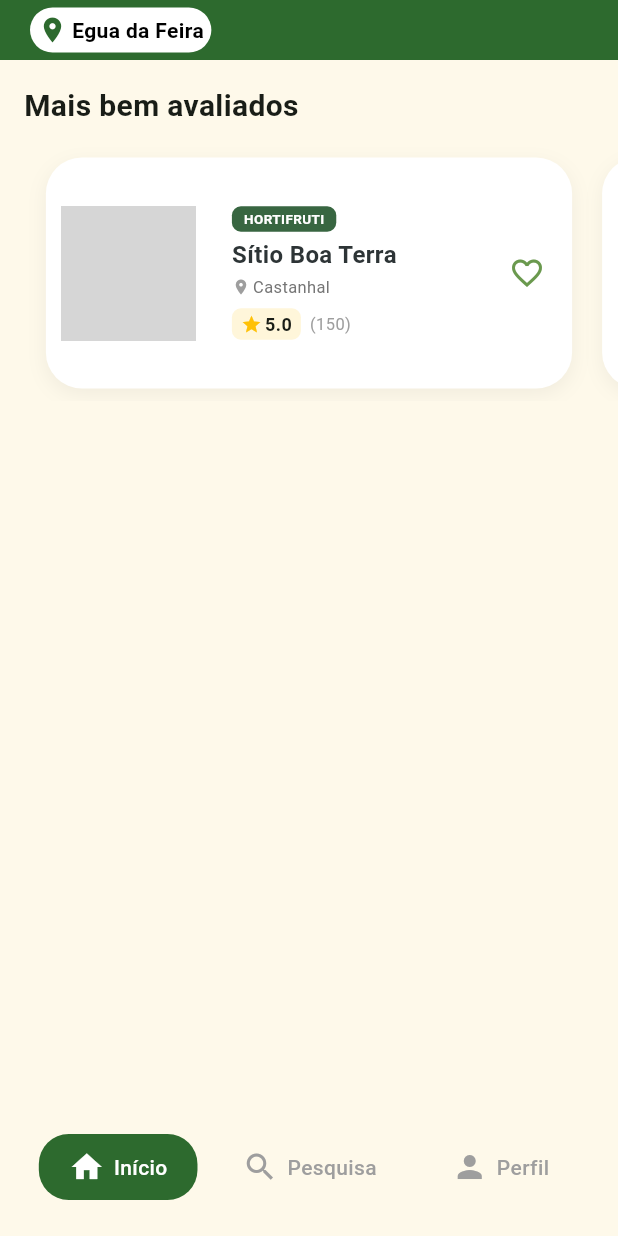
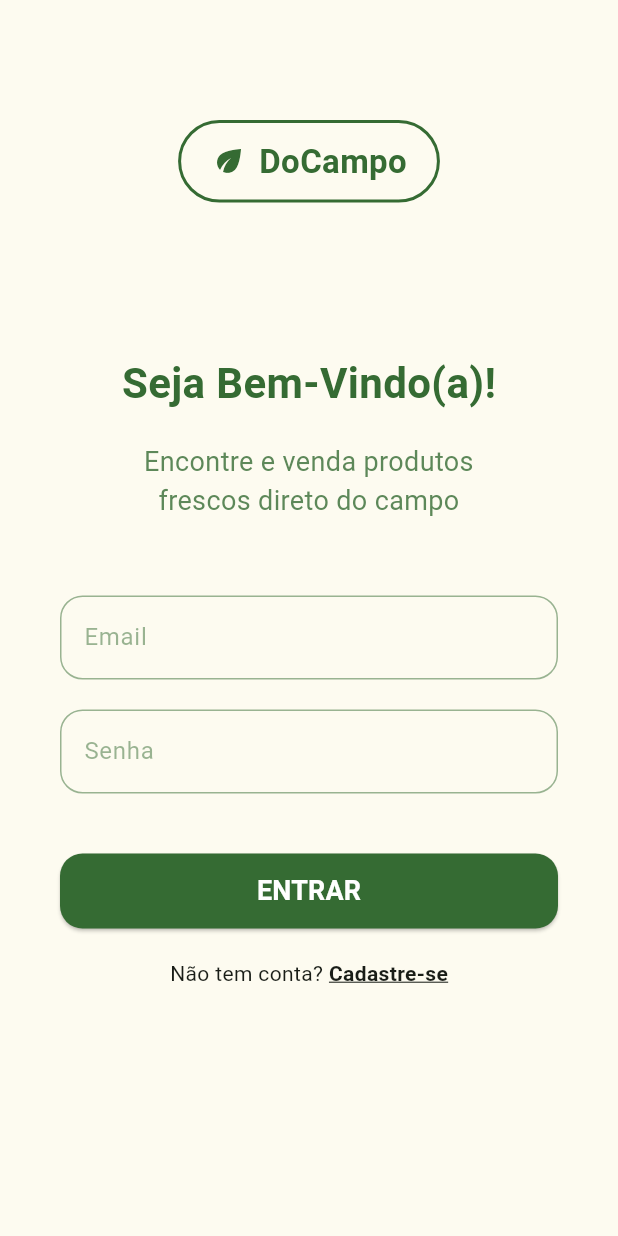
Before and after one commit to leh826/feira-app, a Flutter app: the screen it shows after launch, on a phone screen of 412 x 824 dp. Run offline on Flutter 3.47's test engine with Material 3 defaults, Android fonts, the phone set to English and light mode, and no system bars; our stand-ins replace sqflite; accounts and stored records are empty; grey boxes are pictures that could not be loaded.

Commit message:
feat: tela de loguin e a juste com perfil

```diff
--- /dev/null
+++ b/lib/data/database_helper.dart
@@ -0,0 +1,58 @@
+import 'package:sqflite/sqflite.dart';
+import 'package:path/path.dart';
+
+class DatabaseHelper {
+  static final DatabaseHelper _instance = DatabaseHelper._internal();
+  factory DatabaseHelper() => _instance;
+  DatabaseHelper._internal();
+
+  static Database? _database;
+
+  Future<Database> get database async {
+    if (_database != null) return _database!;
+    _database = await _initDb();
+    return _database!;
+  }
+
+  Future<Database> _initDb() async {
+    String path = join(await getDatabasesPath(), 'docampo.db');
+    return await openDatabase(
+      path,
+      version: 1,
+      onCreate: (db, version) async {
+        await db.execute('''
+          CREATE TABLE users (
+            id INTEGER PRIMARY KEY AUTOINCREMENT,
+            nome TEXT,
+            email TEXT,
+            senha TEXT,
+            regiao TEXT,
+            cidade TEXT,
+            bairro TEXT,
+            numero TEXT
+          )
+        ''');
+
+        await db.insert('users', {
+          'nome': 'Ana Silva',
+          'email': 'ana.silva@email.com',
+          'senha': '123',
+          'regiao': 'Norte',
+          'cidade': 'Castanhal',
+          'bairro': 'Centro',
+          'numero': '101'
+        });
+      },
+    );
+  }
+
+  Future<Map<String, dynamic>?> login(String email, String senha) async {
+    final db = await database;
+    List<Map<String, dynamic>> res = await db.query(
+      'users',
+      where: 'email = ? AND senha = ?',
+      whereArgs: [email, senha],
+    );
+    return res.isNotEmpty ? res.first : null;
+  }
+}
--- /dev/null
+++ b/lib/features/login/login_page.dart
@@ -0,0 +1,92 @@
+import 'package:flutter/material.dart';
+import '/data/database_helper.dart';
+import '../../../main.dart';
+
+class LoginPage extends StatefulWidget {
+  const LoginPage({super.key});
+
+  @override
+  State<LoginPage> createState() => _LoginPageState();
+}
+
+class _LoginPageState extends State<LoginPage> {
+  final TextEditingController _emailController = TextEditingController();
+  final TextEditingController _senhaController = TextEditingController();
+  final Color verdeEscuro = const Color(0xFF356B33);
+
+  void _tentarLogin() async {
+    var user = await DatabaseHelper().login(_emailController.text, _senhaController.text);
+    if (user != null) {
+      Navigator.push(context, MaterialPageRoute(builder: (context) => MainPage(userData: user)));
+    } else {
+      ScaffoldMessenger.of(context).showSnackBar(const SnackBar(content: Text("Email ou senha inválidos")));
+    }
+  }
+
+  @override
+  Widget build(BuildContext context) {
+    return Scaffold(
+      backgroundColor: const Color(0xFFFDFBF0),
+      body: SingleChildScrollView(
+        padding: const EdgeInsets.symmetric(horizontal: 40),
+        child: Column(
+          children: [
+            const SizedBox(height: 80),
+            // Logo Simulada
+            Container(
+              padding: const EdgeInsets.symmetric(horizontal: 20, vertical: 10),
+              decoration: BoxDecoration(
+                border: Border.all(color: verdeEscuro, width: 2),
+                borderRadius: BorderRadius.circular(30),
+              ),
+              child: Row(
+                mainAxisSize: MainAxisSize.min,
+                children: [
+                  Icon(Icons.eco, color: verdeEscuro),
+                  const SizedBox(width: 8),
+                  Text("DoCampo", style: TextStyle(color: verdeEscuro, fontWeight: FontWeight.bold, fontSize: 22)),
+                ],
+              ),
+            ),
+            const SizedBox(height: 100),
+            Text("Seja Bem-Vindo(a)!", style: TextStyle(fontSize: 28, fontWeight: FontWeight.bold, color: verdeEscuro)),
+            const SizedBox(height: 20),
+            Text("Encontre e venda produtos\nfrescos direto do campo", textAlign: TextAlign.center, style: TextStyle(fontSize: 18, color: verdeEscuro.withOpacity(0.8))),
+            const SizedBox(height: 50),
+            TextField(
+              controller: _emailController,
+              decoration: _inputStyle("Email"),
+            ),
+            const SizedBox(height: 20),
+            TextField(
+              controller: _senhaController,
+              obscureText: true,
+              decoration: _inputStyle("Senha"),
+            ),
+            const SizedBox(height: 40),
+            SizedBox(
+              width: double.infinity,
+              height: 50,
+              child: ElevatedButton(
+                style: ElevatedButton.styleFrom(backgroundColor: verdeEscuro, shape: RoundedRectangleBorder(borderRadius: BorderRadius.circular(15))),
+                onPressed: _tentarLogin,
+                child: const Text("ENTRAR", style: TextStyle(color: Colors.white, fontSize: 18, fontWeight: FontWeight.bold)),
+              ),
+            ),
+            const SizedBox(height: 20),
+            Text.rich(TextSpan(text: "Não tem conta? ", children: [TextSpan(text: "Cadastre-se", style: TextStyle(fontWeight: FontWeight.bold, decoration: TextDecoration.underline))])),
+          ],
+        ),
+      ),
+    );
+  }
+
+  InputDecoration _inputStyle(String label) {
+    return InputDecoration(
+      labelText: label,
+      labelStyle: TextStyle(color: verdeEscuro.withOpacity(0.5)),
+      enabledBorder: OutlineInputBorder(borderRadius: BorderRadius.circular(15), borderSide: BorderSide(color: verdeEscuro.withOpacity(0.5))),
+      focusedBorder: OutlineInputBorder(borderRadius: BorderRadius.circular(15), borderSide: BorderSide(color: verdeEscuro, width: 2)),
+    );
+  }
+}
--- a/lib/main.dart
+++ b/lib/main.dart
@@ -2,6 +2,7 @@ import 'package:flutter/material.dart';
 import 'features/home/home_page.dart';
 import 'features/perfil/perfil_page.dart';
 import 'features/pesquisa/pesquisa_page.dart';
+import 'features/login/login_page.dart';
 import 'widgets/custom_navbar.dart';
 import 'widgets/custom_topbar.dart';
 import 'core/utils/app_colors.dart';
@@ -18,30 +19,27 @@ class MyApp extends StatelessWidget {
   Widget build(BuildContext context) {
     return MaterialApp(
       debugShowCheckedModeBanner: false,
-
       theme: ThemeData(
         scaffoldBackgroundColor: AppColors.lightBeige,
-
         colorScheme: ColorScheme.fromSeed(
           seedColor: AppColors.primaryGreen,
         ),
-
         appBarTheme: const AppBarTheme(
           backgroundColor: AppColors.primaryGreen,
           foregroundColor: Colors.white,
           elevation: 0,
         ),
-
         cardColor: Colors.white,
         useMaterial3: true,
       ),
-
-      home: const MainPage(),
+      home: const LoginPage(),
     );
   }
 }
+
 class MainPage extends StatefulWidget {
-  const MainPage({super.key});
+  final Map<String, dynamic> userData;
+  const MainPage({super.key, required this.userData});
 
   @override
   State<MainPage> createState() => _MainPageState();
@@ -50,11 +48,11 @@ class MainPage extends StatefulWidget {
 class _MainPageState extends State<MainPage> {
   int _currentIndex = 0;
 
-final List<Widget> _pages = [
-  HomePage(producers: MockDatabase.producers),
-  const SearchScreen(),
-  const ProfilePage(),
-];
+  List<Widget> get _pages => [
+        HomePage(producers: MockDatabase.producers),
+        const SearchScreen(),
+        ProfilePage(userData: widget.userData),
+      ];
 
   void _changePage(int index) {
     setState(() {
@@ -66,11 +64,13 @@ final List<Widget> _pages = [
   Widget build(BuildContext context) {
     return Scaffold(
       appBar: const CustomTopBar(),
+
       body: _pages[_currentIndex],
+
       bottomNavigationBar: CustomNavBar(
         currentIndex: _currentIndex,
         onTap: _changePage,
-    ),
+      ),
     );
   }
 }
--- a/pubspec.yaml
+++ b/pubspec.yaml
@@ -30,6 +30,9 @@ environment:
 dependencies:
   flutter:
     sdk: flutter
+
+  sqflite: ^2.3.0
+  path: ^1.9.0
 
   # The following adds the Cupertino Icons font to your application.
   # Use with the CupertinoIcons class for iOS style icons.
```
Also changed, not shown: lib/features/perfil/perfil_page.dart (+64 -139 lines).
